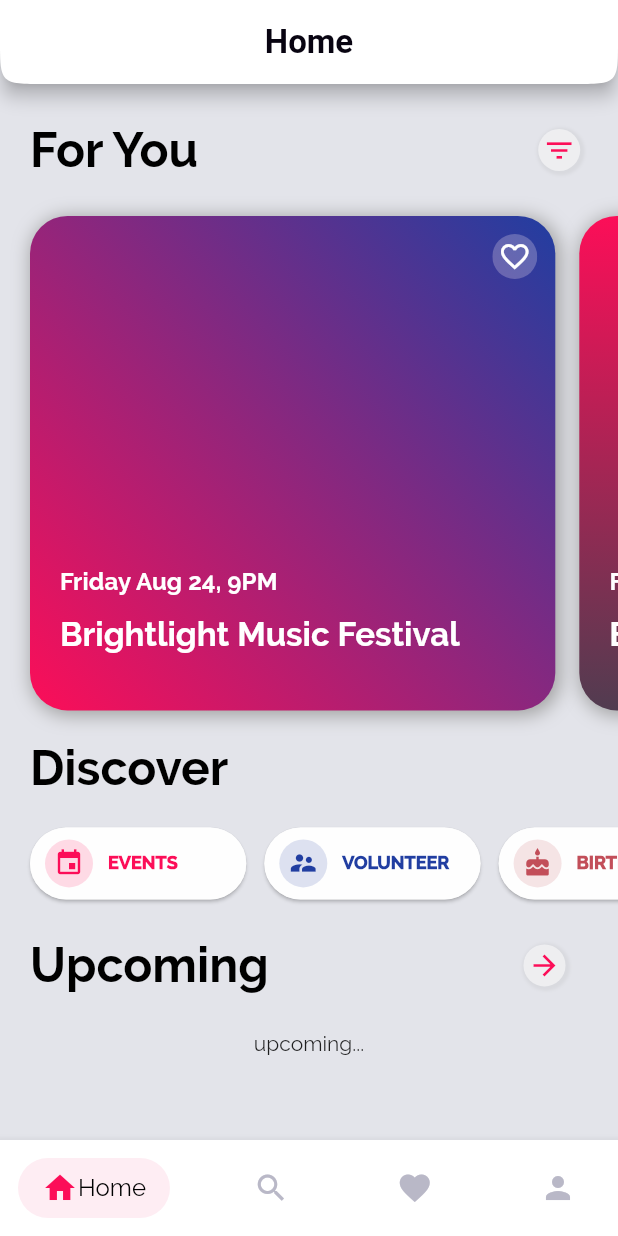
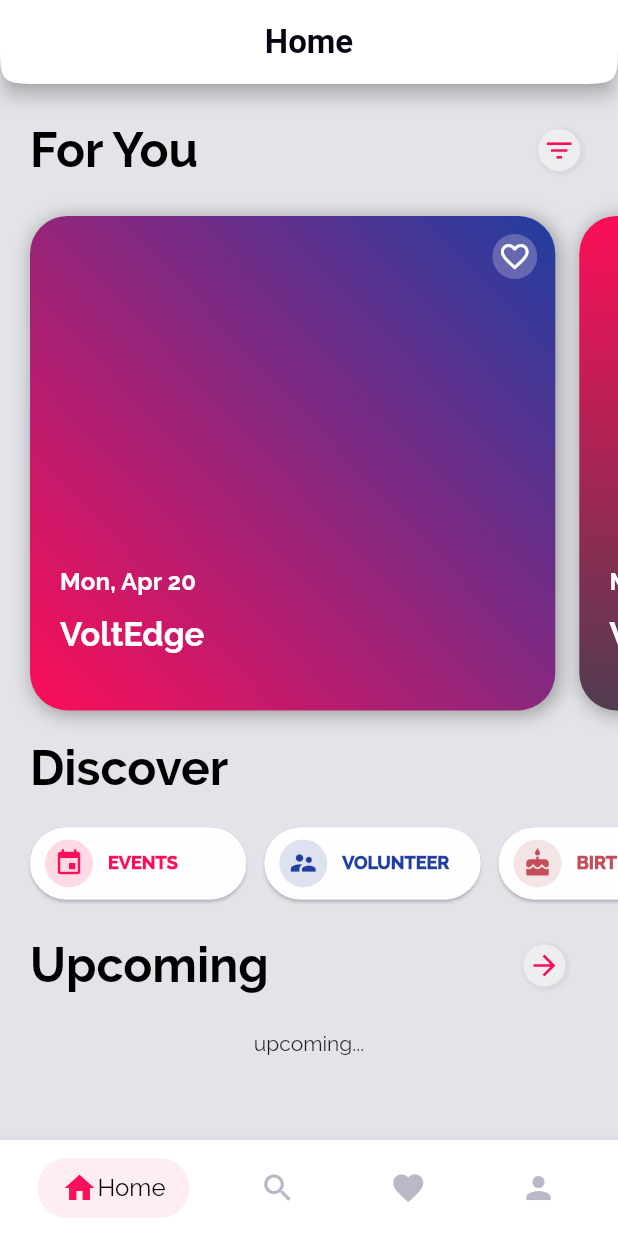
Before and after one commit to RahulNagaraj/tech_hub_ui, a Flutter app: the screen it shows after launch, on a phone screen of 412 x 824 dp. Run offline on Flutter 3.47's test engine with Material 2 defaults, Android fonts, the phone set to English and light mode, and no system bars.

Commit message:
create event and speaker models

```diff
--- /dev/null
+++ b/lib/models/event.dart
@@ -0,0 +1,287 @@
+import 'package:flutter/foundation.dart';
+
+import 'speaker.dart';
+
+enum LocationType {
+  Point,
+}
+
+enum Category {
+  Events,
+  Birthdays,
+  Volunteer,
+}
+
+class ContactInformation {
+  final String email;
+  final List<int> mobile;
+  final List<int> phone;
+
+  ContactInformation({
+    @required this.email,
+    this.mobile,
+    this.phone,
+  }) : assert(email != null);
+}
+
+class Organizer {
+  final String firstName;
+  final String lastName;
+  final ContactInformation contactInformation;
+
+  Organizer({
+    @required this.firstName,
+    @required this.lastName,
+    @required this.contactInformation,
+  })  : assert(firstName != null),
+        assert(lastName != null),
+        assert(contactInformation != null);
+}
+
+class Location {
+  final LocationType locationType;
+  final List<double> coordinates;
+
+  Location({
+    @required this.locationType,
+    @required this.coordinates,
+  })  : assert(locationType != null),
+        assert(coordinates != null);
+}
+
+class LocationDetail {
+  final String name;
+  final String address;
+  final String country;
+  final String zipCode;
+  final String image;
+  final Location location;
+  final ContactInformation contactInformation;
+
+  LocationDetail({
+    @required this.name,
+    @required this.address,
+    @required this.country,
+    @required this.zipCode,
+    this.image,
+    @required this.location,
+    @required this.contactInformation,
+  })  : assert(name != null),
+        assert(address != null),
+        assert(country != null),
+        assert(zipCode != null),
+        assert(location != null),
+        assert(contactInformation != null);
+}
+
+class KeyHighlight {
+  final String firstName;
+  final String lastName;
+  final String topic;
+  final String place;
+  final DateTime startTime;
+  final DateTime endTime;
+  final String avatar;
+
+  KeyHighlight({
+    @required this.firstName,
+    @required this.lastName,
+    @required this.topic,
+    @required this.place,
+    @required this.startTime,
+    @required this.endTime,
+    this.avatar,
+  })  : assert(firstName != null),
+        assert(lastName != null),
+        assert(topic != null),
+        assert(place != null),
+        assert(startTime != null),
+        assert(endTime != null);
+}
+
+class Event {
+  final String id;
+  final String title;
+  final String description;
+  final String shortDescription;
+  final LocationDetail locationDetails;
+  final DateTime date;
+  final DateTime startTime;
+  final DateTime endTime;
+  final int days;
+  final int likes;
+  final List<KeyHighlight> keyHighlights;
+  final List<Speaker> speaker;
+  final String image;
+  final List<String> topics;
+  final Category category;
+  final Organizer organizers;
+
+  Event({
+    @required this.id,
+    @required this.title,
+    @required this.description,
+    this.shortDescription = '',
+    @required this.locationDetails,
+    @required this.date,
+    @required this.startTime,
+    @required this.endTime,
+    this.days = 1,
+    this.likes = 0,
+    @required this.keyHighlights,
+    @required this.speaker,
+    this.image,
+    @required this.topics,
+    @required this.category,
+    @required this.organizers,
+  })  : assert(id != null),
+        assert(title != null),
+        assert(description != null),
+        assert(shortDescription != null),
+        assert(locationDetails != null),
+        assert(date != null),
+        assert(startTime != null),
+        assert(endTime != null),
+        assert(keyHighlights != null),
+        assert(speaker != null),
+        assert(topics != null),
+        assert(category != null),
+        assert(organizers != null);
+}
+
+final List<Event> allEvents = [
+  new Event(
+    id: 'aaaa1234567895454979',
+    title: 'VoltEdge',
+    description:
+        'Lorem ipsum dolor sit amet, consectetur adipiscing elit, sed do eiusmod tempor incididunt ut labore et dolore magna aliqua. Blandit turpis cursus in hac habitasse platea dictumst quisque sagittis. Faucibus in ornare quam viverra. Rhoncus dolor purus non enim.',
+    topics: ['Animate using flutter', 'How to GraphQL'],
+    category: Category.Events,
+    organizers: new Organizer(
+      firstName: 'Rahul',
+      lastName: 'N',
+      contactInformation: new ContactInformation(
+        email: 'r.n@g.com',
+        mobile: [123456789],
+        phone: [001234578],
+      ),
+    ),
+    keyHighlights: [
+      new KeyHighlight(
+        firstName: 'Rahul',
+        lastName: 'N',
+        topic: 'Animate using Flutter',
+        place: 'Room 101',
+        startTime: DateTime(2020, 4, 20, 11, 30),
+        endTime: DateTime(2020, 4, 20, 12, 0),
+      ),
+      new KeyHighlight(
+        firstName: 'Amit',
+        lastName: 'S',
+        topic: 'AI',
+        place: 'Room 101',
+        startTime: DateTime(2020, 4, 20, 11, 0),
+        endTime: DateTime(2020, 4, 20, 11, 30),
+      ),
+    ],
+    locationDetails: new LocationDetail(
+      name: 'Sheraton',
+      address: 'Sheraton Whitefield',
+      country: 'India',
+      zipCode: '560048',
+      location:
+          new Location(locationType: LocationType.Point, coordinates: [0, 0]),
+      contactInformation: new ContactInformation(email: 'someone@g.com'),
+    ),
+    date: new DateTime(2020, 4, 20),
+    startTime: new DateTime(2020, 4, 20, 8, 30),
+    endTime: new DateTime(2020, 4, 20, 16, 30),
+    speaker: [
+      new Speaker(
+        id: 'aacaseq12345489',
+        firstName: 'Rahul',
+        lastName: 'N',
+        email: 'r.n@g.com',
+        topics: ['Flutter 101', 'Graph 101'],
+        hobbies: ['Cricket'],
+        events: [],
+      ),
+      new Speaker(
+        id: 'aacaseq12345489',
+        firstName: 'Amit',
+        lastName: 'S',
+        email: 'a.s@g.com',
+        topics: ['Web 4.0', 'A.I'],
+        hobbies: ['Marathon Runner'],
+        events: [],
+      ),
+    ],
+  ),
+  new Event(
+    id: 'aaaa1234567895454789',
+    title: 'VoltEdge 3 2 1',
+    description:
+        'Lorem ipsum dolor sit amet, consectetur adipiscing elit, sed do eiusmod tempor incididunt ut labore et dolore magna aliqua. Blandit turpis cursus in hac habitasse platea dictumst quisque sagittis. Faucibus in ornare quam viverra. Rhoncus dolor purus non enim.',
+    topics: ['Animate using flutter', 'How to GraphQL'],
+    category: Category.Events,
+    organizers: new Organizer(
+      firstName: 'Rahul',
+      lastName: 'N',
+      contactInformation: new ContactInformation(
+        email: 'r.n@g.com',
+        mobile: [123456789],
+        phone: [001234578],
+      ),
+    ),
+    keyHighlights: [
+      new KeyHighlight(
+        firstName: 'Rahul',
+        lastName: 'N',
+        topic: 'Animate using Flutter',
+        place: 'Room 101',
+        startTime: DateTime(2020, 4, 20, 11, 30),
+        endTime: DateTime(2020, 4, 20, 12, 0),
+      ),
+      new KeyHighlight(
+        firstName: 'Amit',
+        lastName: 'S',
+        topic: 'AI',
+        place: 'Room 101',
+        startTime: DateTime(2020, 4, 20, 11, 0),
+        endTime: DateTime(2020, 4, 20, 11, 30),
+      ),
+    ],
+    locationDetails: new LocationDetail(
+      name: 'Sheraton',
+      address: 'Sheraton Whitefield',
+      country: 'India',
+      zipCode: '560048',
+      location:
+          new Location(locationType: LocationType.Point, coordinates: [0, 0]),
+      contactInformation: new ContactInformation(email: 'someone@g.com'),
+    ),
+    date: new DateTime(2020, 4, 20),
+    startTime: new DateTime(2020, 4, 20, 8, 30),
+    endTime: new DateTime(2020, 4, 20, 16, 30),
+    speaker: [
+      new Speaker(
+        id: 'aacaseq12345489',
+        firstName: 'Rahul',
+        lastName: 'N',
+        email: 'r.n@g.com',
+        topics: ['Flutter 101', 'Graph 101'],
+        hobbies: ['Cricket'],
+        events: [],
+      ),
+      new Speaker(
+        id: 'aacaseq12345489',
+        firstName: 'Amit',
+        lastName: 'S',
+        email: 'a.s@g.com',
+        topics: ['Web 4.0', 'A.I'],
+        hobbies: ['Marathon Runner'],
+        events: [],
+      ),
+    ],
+  ),
+];
--- /dev/null
+++ b/lib/models/speaker.dart
@@ -0,0 +1,31 @@
+import 'package:flutter/foundation.dart';
+
+import './event.dart';
+
+class Speaker {
+  final String id;
+  final String firstName;
+  final String lastName;
+  final String email;
+  final String avatar;
+  final List<String> topics;
+  final List<String> hobbies;
+  final List<Event> events;
+
+  Speaker({
+    @required this.id,
+    @required this.firstName,
+    @required this.lastName,
+    @required this.email,
+    this.avatar,
+    @required this.topics,
+    @required this.hobbies,
+    @required this.events,
+  })  : assert(id != null),
+        assert(firstName != null),
+        assert(lastName != null),
+        assert(email != null),
+        assert(topics != null),
+        assert(hobbies != null),
+        assert(events != null);
+}
--- a/lib/pages/home_page.dart
+++ b/lib/pages/home_page.dart
@@ -1,6 +1,8 @@
 import 'package:flutter/material.dart';
+import 'package:intl/intl.dart';
 
 import '../models/discover_tag.dart';
+import '../models/event.dart';
 import '../styles/colors.dart';
 import '../widgets/circular_icon_button.dart';
 import '../widgets/discover_tag.dart';
@@ -16,19 +18,19 @@ class HomePage extends StatelessWidget {
     List<Widget> _buildEventCards() {
       List<Widget> _eventCards = new List();
       final List<LinearGradient> gradient = [event1, event2, event3];
-      for (int i = 0; i < 3; i++) {
+      for (int i = 0; i < allEvents.length; i++) {
+        Event event = allEvents[i];
         _eventCards.add(
           EventCard(
             deviceWidth: _deviceWidth,
             deviceHeight: _deviceHeight,
-            title: 'Brightlight Music Festival',
-            subTitle: 'Friday Aug 24, 9PM',
+            title: event.title,
+            subTitle: new DateFormat.MMMEd().format(event.date),
             gradient: gradient[i],
           ),
         );
         // So that we don't add extra width of 16 px to the last card
-        // TODO: change the value to last index in the list
-        if (i != 2) {
+        if (i != allEvents.length - 1) {
           _eventCards.add(
             SizedBox(
               width: 16.0,
--- a/lib/widgets/bottom_navigation_bar.dart
+++ b/lib/widgets/bottom_navigation_bar.dart
@@ -78,7 +78,7 @@ class _BottomNavigationState extends State<BottomNavigation>
       elevation: 5.0,
       color: Colors.white,
       child: Padding(
-        padding: const EdgeInsets.all(12.0),
+        padding: const EdgeInsets.symmetric(vertical: 12.0, horizontal: 25.0),
         child: Row(
           mainAxisAlignment: MainAxisAlignment.spaceBetween,
           children: _buildBarItems(context),
--- a/pubspec.yaml
+++ b/pubspec.yaml
@@ -23,6 +23,7 @@ dependencies:
   # The following adds the Cupertino Icons font to your application.
   # Use with the CupertinoIcons class for iOS style icons.
   cupertino_icons: ^0.1.2
+  intl: ^0.16.1
 
 dev_dependencies:
   flutter_test:
```
Also changed, not shown: pubspec.lock.
